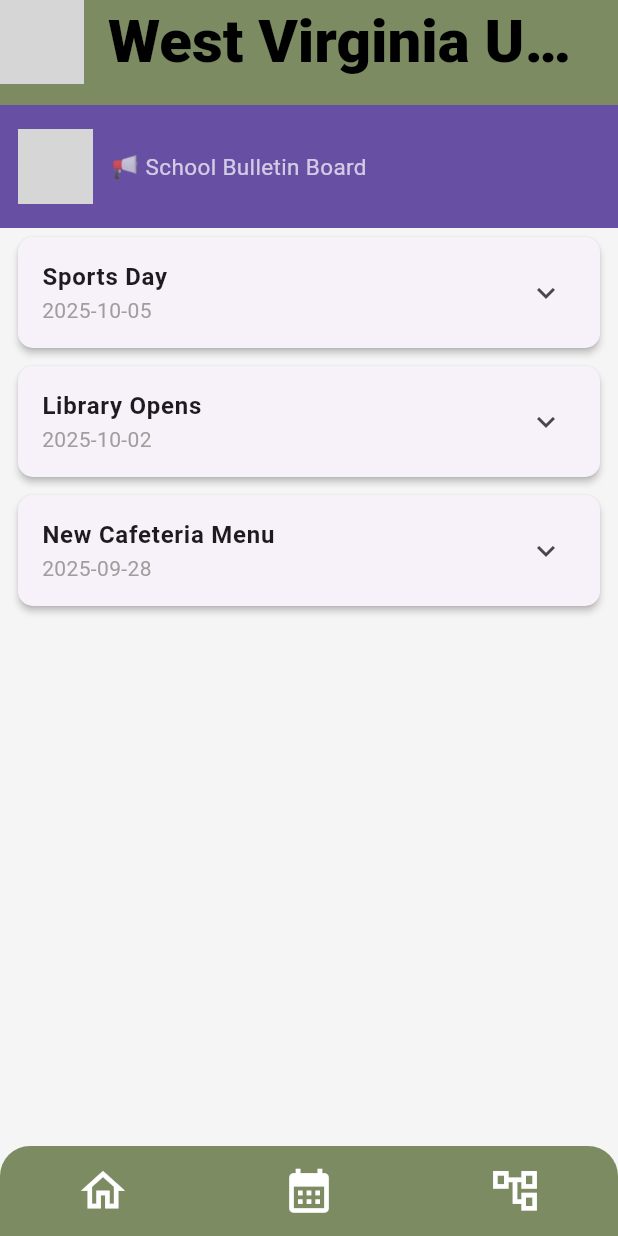
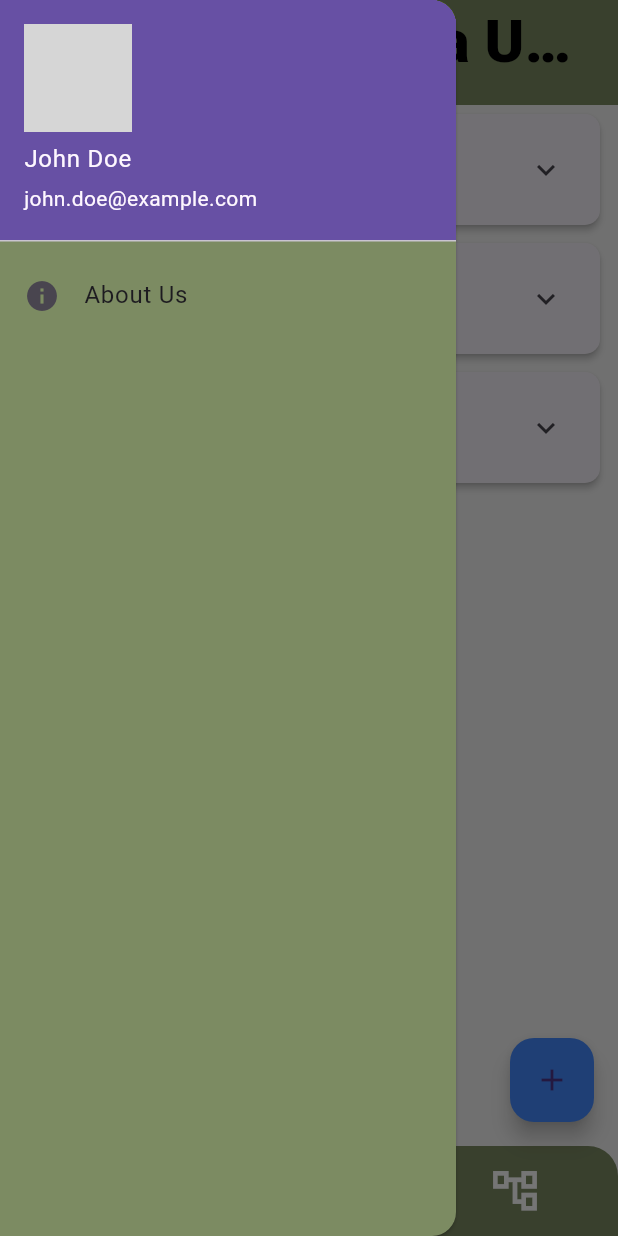
Before and after one commit to ChByrne1/Yellow-Group-FlutterApp, a Flutter app: the BulletinBoardPage screen opened by its route, with the side drawer open (before the commit the screen has no drawer), on a phone screen of 412 x 824 dp. Run offline on Flutter 3.47's test engine with Material 3 defaults, Android fonts, the phone set to English and light mode, and no system bars; our stand-ins replace go_router; Roboto replaces fonts that are missing (Merriweather); grey boxes are pictures that could not be loaded.

Commit message:
updating bullatin board branch

```diff
--- a/lib/navigation/appBar.dart
+++ b/lib/navigation/appBar.dart
@@ -1,33 +1,29 @@
 import 'package:flutter/material.dart';
-
 import '../Theme/theme.dart';
 
 class YellowAppBar extends StatelessWidget implements PreferredSizeWidget {
   const YellowAppBar({super.key});
 
   @override
-
-    Widget build(BuildContext context) {
+  Widget build(BuildContext context) {
     final pageSetup = SchoolTheme.pageSetup();
 
-      return Scaffold(
-          body: AppBar(
-            backgroundColor: pageSetup.appBarTheme.backgroundColor,
-
-        leading: CircleAvatar(
-          radius: 25,
-          backgroundImage: AssetImage('assets/school_logo.png'),
-          backgroundColor: Colors.white,
+    return AppBar(
+      backgroundColor: pageSetup.appBarTheme.backgroundColor,
+      automaticallyImplyLeading: true, // ✅ shows the menu icon automatically
+      leading: Builder(
+        builder: (context) => IconButton(
+          icon: const Icon(Icons.menu),
+          onPressed: () {
+            Scaffold.of(context).openDrawer(); // ✅ opens the drawer
+          },
         ),
-        centerTitle: true,
-        title: Text(
-          'West Virginia University at Parkersburg',),
-
-      ));
-    }
+      ),
+      centerTitle: true,
+      title: const Text('West Virginia University at Parkersburg'),
+    );
+  }
 
   @override
-  Size get preferredSize => Size.fromHeight(70);
-
-
-  }
+  Size get preferredSize => const Size.fromHeight(70);
+}
--- a/lib/navigation/drawer.dart
+++ b/lib/navigation/drawer.dart
@@ -1,11 +1,37 @@
-import 'package:flutter/cupertino.dart';
+import 'package:flutter/material.dart';
+import 'package:go_router/go_router.dart';
+import '../Theme/theme.dart';
 
 class YellowDrawerNav extends StatelessWidget {
   const YellowDrawerNav({super.key});
 
   @override
   Widget build(BuildContext context) {
-    // TODO: implement build
-    throw UnimplementedError();
+    final pageSetup = SchoolTheme.pageSetup();
+    String currentLocation = GoRouterState
+        .of(context)
+        .uri
+        .toString();
+    return Drawer(
+      child: ListView(
+        children: [
+          const UserAccountsDrawerHeader(
+            accountName: Text('John Doe'),
+            accountEmail: Text('john.doe@example.com'),
+            currentAccountPicture: CircleAvatar(
+              backgroundImage: AssetImage('assets/profile.jpg'),
+            ),
+          ),
+          ListTile(
+            leading: const Icon(Icons.info),
+            title: const Text('About Us'),
+            onTap: () {
+              Navigator.pop(context); // Close drawer
+              context.go('/AboutUs'); // Navigate
+            },
+          ),
+        ],
+      ),
+    );
   }
 }
--- a/lib/navigation/goRouter.dart
+++ b/lib/navigation/goRouter.dart
@@ -1,8 +1,10 @@
 import 'package:go_router/go_router.dart';
+import 'package:yellow_group_flutterapp/ChPages/BullatinBoard.dart';
 import 'package:yellow_group_flutterapp/pages/AboutApp.dart';
 import 'package:yellow_group_flutterapp/pages/AboutUs.dart';
 import 'package:yellow_group_flutterapp/pages/Cafeteria.dart';
 import 'package:yellow_group_flutterapp/pages/SiteMap.dart';
+import 'package:yellow_group_flutterapp/pages/bulletinBoard.dart';
 import '../pages/overView.dart';
 
 final GoRouter routes =
--- a/lib/pages/bulletinBoard.dart
+++ b/lib/pages/bulletinBoard.dart
@@ -1,14 +1,18 @@
 import 'package:flutter/material.dart';
 import 'package:yellow_group_flutterapp/Theme/theme.dart';
 import 'package:yellow_group_flutterapp/navigation/appBar.dart';
-
+import 'package:yellow_group_flutterapp/navigation/drawer.dart';
 import '../navigation/bottomNav.dart';
 
-class BulletinBoardPage extends StatelessWidget {
+class BulletinBoardPage extends StatefulWidget {
   const BulletinBoardPage({super.key});
 
-  // Example data
-  final List<Map<String, dynamic>> newsItems = const [
+  @override
+  State<BulletinBoardPage> createState() => _BulletinBoardPageState();
+}
+
+class _BulletinBoardPageState extends State<BulletinBoardPage> {
+  final List<Map<String, dynamic>> newsItems = [
     {
       'title': 'Library Opens',
       'date': '2025-10-02',
@@ -26,68 +30,136 @@
     },
   ];
 
-  @override
-  Widget build(BuildContext context) {
-    final pageSetup = SchoolTheme.pageSetup();
-    // Sort items by date (newest first)
-    List<Map<String, dynamic>> sortedItems = List.from(newsItems);
-    sortedItems.sort((a, b) => b['date'].compareTo(a['date']));
+  final _titleController = TextEditingController();
+  final _contentController = TextEditingController();
+  DateTime _selectedDate = DateTime.now();
 
-    return Container(
-      color: pageSetup.appBarTheme.backgroundColor,
-    child:
-    SafeArea(
-        child: Scaffold(
-      backgroundColor: Colors.grey[100],
-          bottomNavigationBar: YellowBottomNav(),
-      appBar: YellowAppBar(),
-      body: Column(
+  void _showPostDialog({Map<String, dynamic>? existingPost, int? index}) {
+    // Pre-fill fields if editing
+    if (existingPost != null) {
+      _titleController.text = existingPost['title'];
+      _contentController.text = existingPost['content'];
+      _selectedDate = DateTime.parse(existingPost['date']);
+    } else {
+      _titleController.clear();
+      _contentController.clear();
+      _selectedDate = DateTime.now();
+    }
+
+    showDialog(
+      context: context,
+      builder: (context) => AlertDialog(
+        title: Text(existingPost == null ? 'New Bulletin Post' : 'Edit Post'),
+        content: SingleChildScrollView(
+          child: Column(
             children: [
-          // Header widget that stays at the top
-          Container(
-            color: pageSetup.primaryColor,
-            padding: const EdgeInsets.symmetric(vertical: 16, horizontal: 12),
-            child: Row(
+              TextField(
+                controller: _titleController,
+                decoration: const InputDecoration(labelText: 'Title'),
+              ),
+              TextField(
+                controller: _contentController,
+                decoration: const InputDecoration(labelText: 'Content'),
+                maxLines: 3,
+              ),
+              const SizedBox(height: 10),
+              Row(
                 children: [
-                // Logo
-                CircleAvatar(
-                  radius: 25,
-                  backgroundImage: AssetImage('assets/school_logo.png'),
-                  backgroundColor: Colors.white,
+                  Text(
+                    "Date: ${_selectedDate.toLocal().toString().split(' ')[0]}",
                   ),
-                const SizedBox(width: 12),
-
-                // School name and title
-            Flexible(
-              child: Column(
-                  crossAxisAlignment: CrossAxisAlignment.start,
-                  children: const [
-
-                    Text(
-                      '📢 School Bulletin Board',
-                      style: TextStyle(
-                        fontSize: 15,
-                        color: Colors.white70,
-                      ),
+                  const Spacer(),
+                  TextButton(
+                    child: const Text('Pick Date'),
+                    onPressed: () async {
+                      final picked = await showDatePicker(
+                        context: context,
+                        initialDate: _selectedDate,
+                        firstDate: DateTime(2020),
+                        lastDate: DateTime(2030),
+                      );
+                      if (picked != null) {
+                        setState(() => _selectedDate = picked);
+                      }
+                    },
                   ),
                 ],
-                )
               ),
             ],
           ),
         ),
+        actions: [
+          TextButton(
+            onPressed: () => Navigator.pop(context),
+            child: const Text('Cancel'),
+          ),
+          ElevatedButton(
+            onPressed: () {
+              setState(() {
+                final post = {
+                  'title': _titleController.text,
+                  'date': _selectedDate.toIso8601String().split('T').first,
+                  'content': _contentController.text,
+                };
+                if (existingPost != null && index != null) {
+                  newsItems[index] = post; // update
+                } else {
+                  newsItems.add(post); // add new
+                }
+              });
+              Navigator.pop(context);
+            },
+            child: Text(existingPost == null ? 'Post' : 'Update'),
+          ),
+        ],
+      ),
+    );
+  }
 
-          // Expanded list view of news items
-          Expanded(
-            child: ListView.builder(
+  void _deletePost(int index) {
+    showDialog(
+      context: context,
+      builder: (context) => AlertDialog(
+        title: const Text('Delete Post'),
+        content: const Text('Are you sure you want to delete this post?'),
+        actions: [
+          TextButton(
+            onPressed: () => Navigator.pop(context),
+            child: const Text('Cancel'),
+          ),
+          ElevatedButton(
+            onPressed: () {
+              setState(() => newsItems.removeAt(index));
+              Navigator.pop(context);
+            },
+            style: ElevatedButton.styleFrom(backgroundColor: Colors.red),
+            child: const Text('Delete'),
+          ),
+        ],
+      ),
+    );
+  }
+
+  @override
+  Widget build(BuildContext context) {
+    final pageSetup = SchoolTheme.pageSetup();
+    final sortedItems = List<Map<String, dynamic>>.from(newsItems)
+      ..sort((a, b) => b['date'].compareTo(a['date']));
+
+    return Container(
+      color: pageSetup.appBarTheme.backgroundColor,
+      child: SafeArea(
+        child: Scaffold(
+          backgroundColor: Colors.grey[100],
+          appBar: YellowAppBar(),
+          bottomNavigationBar: YellowBottomNav(),
+          drawer: const YellowDrawerNav(),
+          body: ListView.builder(
             itemCount: sortedItems.length,
             itemBuilder: (context, index) {
               final item = sortedItems[index];
               return Card(
-                  margin: const EdgeInsets.symmetric(
-                    horizontal: 12,
-                    vertical: 6,
-                  ),
+                margin: const EdgeInsets.symmetric(horizontal: 12, vertical: 6),
                 elevation: 2,
                 shape: RoundedRectangleBorder(
                   borderRadius: BorderRadius.circular(10),
@@ -106,13 +178,34 @@
                       padding: const EdgeInsets.all(12.0),
                       child: Text(item['content']),
                     ),
+                    const Divider(),
+                    ButtonBar(
+                      alignment: MainAxisAlignment.end,
+                      children: [
+                        TextButton.icon(
+                          icon: const Icon(Icons.edit, color: Colors.blue),
+                          label: const Text('Edit'),
+                          onPressed: () => _showPostDialog(
+                            existingPost: item,
+                            index: index,
+                          ),
+                        ),
+                        TextButton.icon(
+                          icon: const Icon(Icons.delete, color: Colors.red),
+                          label: const Text('Delete'),
+                          onPressed: () => _deletePost(index),
+                        ),
+                      ],
+                    ),
                   ],
                 ),
               );
             },
           ),
-          ),
-        ],
+          floatingActionButton: FloatingActionButton(
+            onPressed: () => _showPostDialog(),
+            backgroundColor: Colors.blueAccent,
+            child: const Icon(Icons.add),
           ),
         ),
       ),
--- a/pubspec.yaml
+++ b/pubspec.yaml
@@ -60,7 +60,7 @@
 
   assets:
     - images/empty.jpg
-
+    - images/school_logo.png
   # To add assets to your application, add an assets section, like this:
   # assets:
   #   - images/a_dot_burr.jpeg
```
Also changed, not shown: lib/pages/AboutUs.dart (+23 -12 lines), pubspec.lock. Lines whose indentation alone changed are shown as unchanged.
